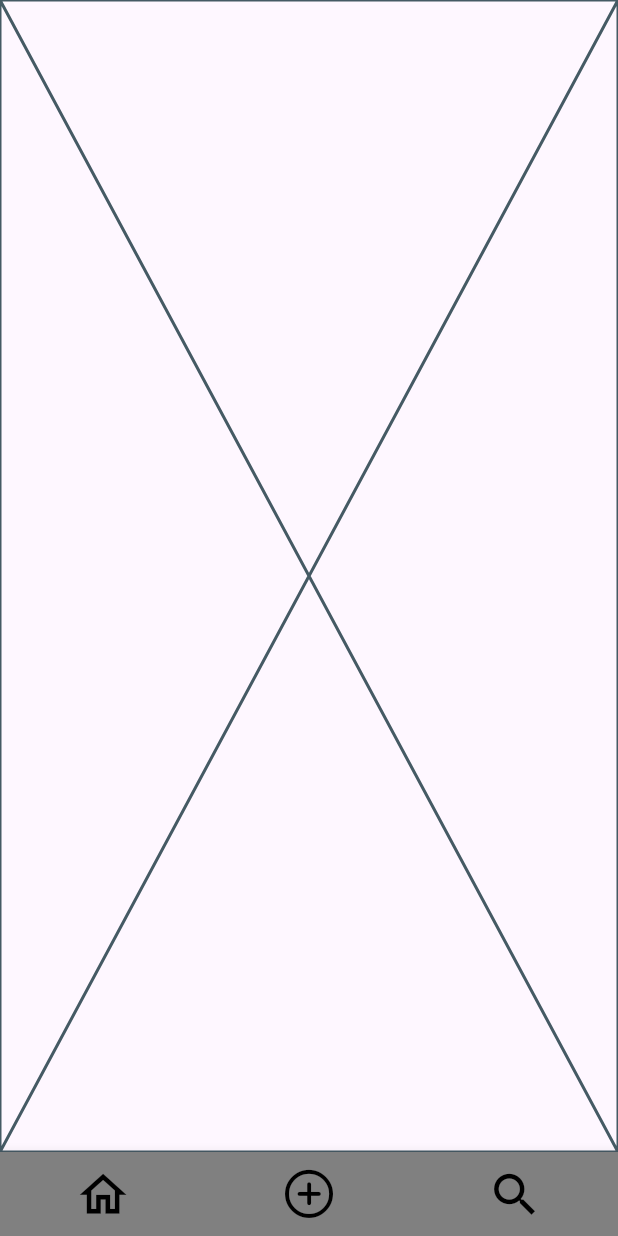
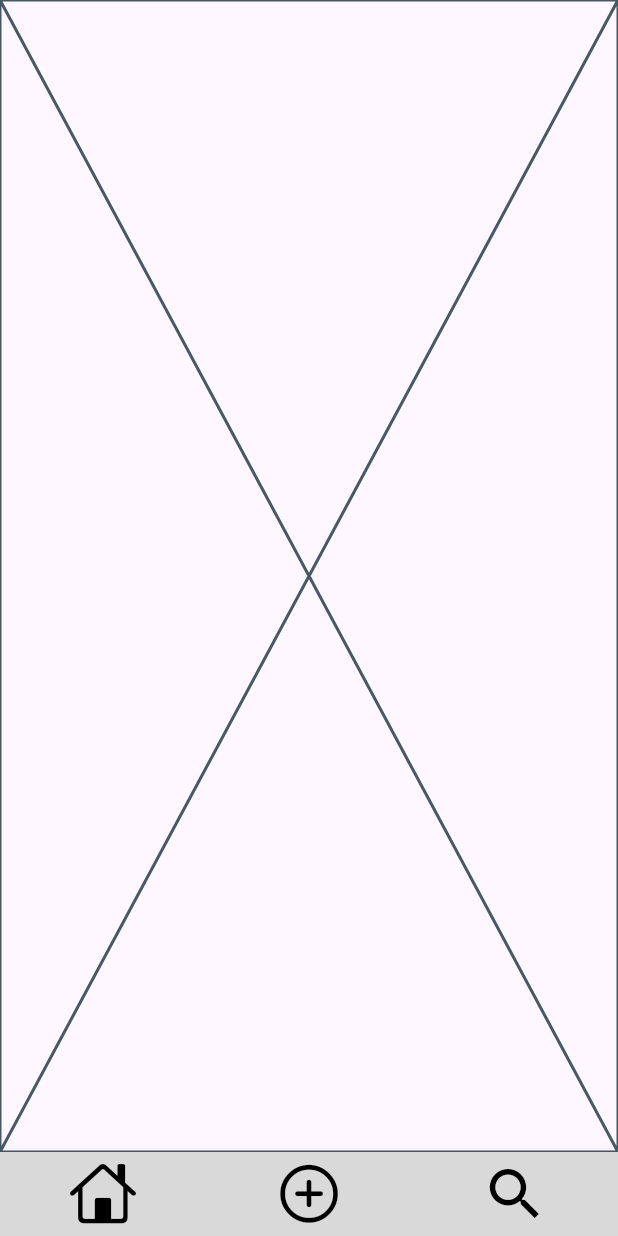
Before and after one commit to AIIA-GCU/VinTeum-FE, a Flutter app: the screen it shows after launch, on a phone screen of 412 x 824 dp. Run offline on Flutter 3.47's test engine with Material 3 defaults, Android fonts, the phone set to English and light mode, and no system bars.

Commit message:
[chore] bottombar color change
- 컬러 변경

```diff
--- a/lib/widget/root_tab.dart
+++ b/lib/widget/root_tab.dart
@@ -49,7 +49,7 @@ class _RootTabState extends State<RootTab> with SingleTickerProviderStateMixin {
       bottomNavigationBar: BottomNavigationBar(
           selectedItemColor: Colors.black,
           unselectedItemColor: Colors.black,
-          backgroundColor: VinTeumColors.grey1,
+          backgroundColor: VinTeumColors.grey2,
           selectedFontSize: 0,
           selectedLabelStyle: TextStyle(color: Colors.black),
           unselectedLabelStyle: TextStyle(color: Colors.black),
@@ -61,9 +61,9 @@ class _RootTabState extends State<RootTab> with SingleTickerProviderStateMixin {
           showUnselectedLabels: true,
           currentIndex: index,
           items: [
-            BottomNavigationBarItem(icon: Icon(Icons.home_outlined,size: 37.5,), label: ''),
-            BottomNavigationBarItem(icon: Icon(CupertinoIcons.plus_circle,size: 37.5), label: ''),
-            BottomNavigationBarItem(icon: Icon(Icons.search,size: 37.5), label: ''),
+            BottomNavigationBarItem(icon: Icon(CupertinoIcons.home,size: 45,), label: ''),
+            BottomNavigationBarItem(icon: Icon(CupertinoIcons.plus_circle,size: 45), label: ''),
+            BottomNavigationBarItem(icon: Icon(Icons.search,size: 45), label: ''),
           ]
       ),
     );
```
